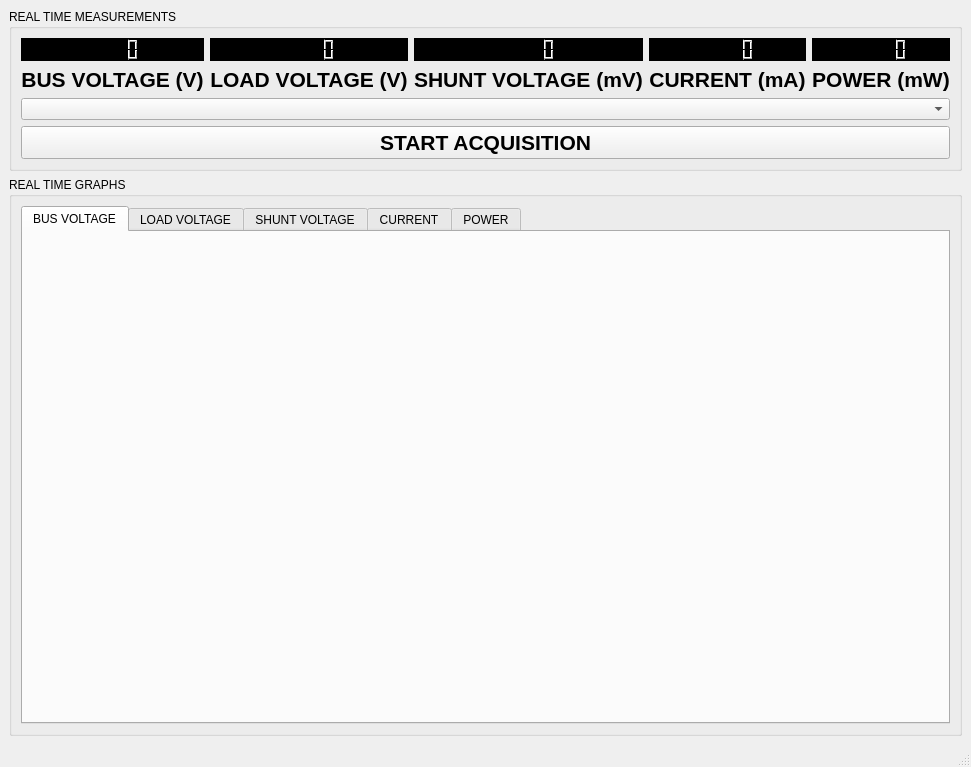
First picture: the form in PC_Application/QCurrentMeasurement/mainwindow.ui, repository dogotic/QCurrentMeasurement, before the edit.
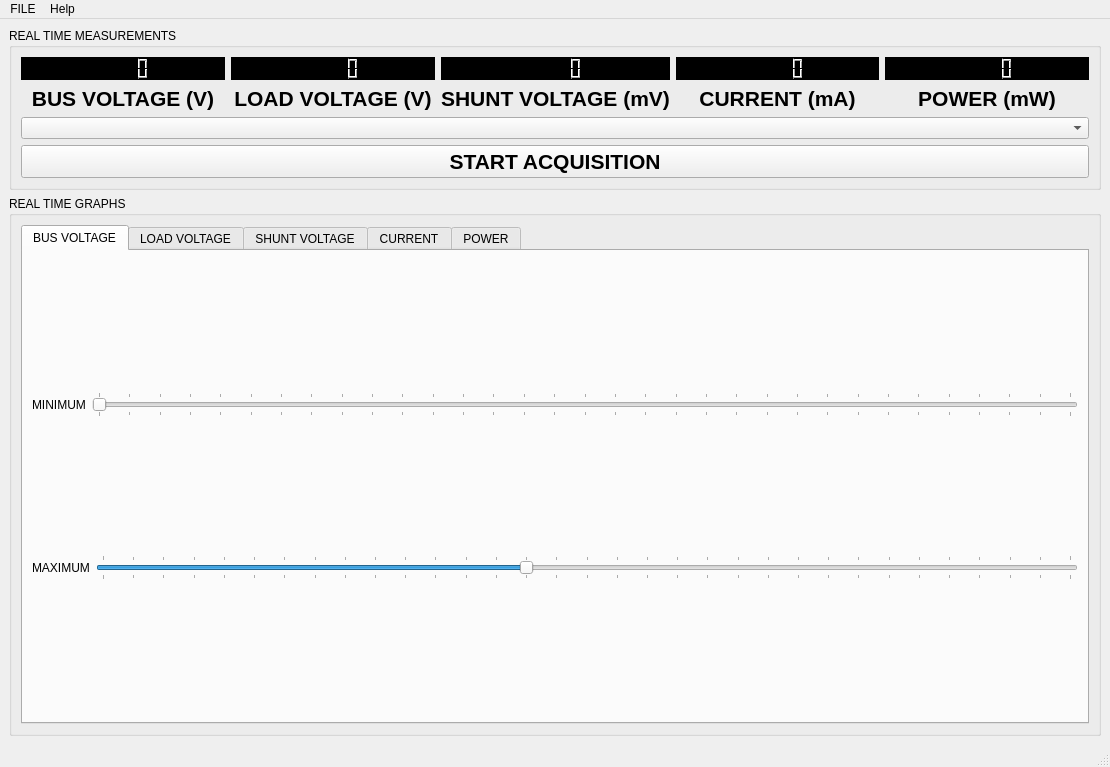
Second picture: the form after the edit. The open tabs and pages were chosen to show the change.

Patch:
```diff
--- a/PC_Application/QCurrentMeasurement/mainwindow.ui
+++ b/PC_Application/QCurrentMeasurement/mainwindow.ui
@@ -6,7 +6,7 @@
    <rect>
     <x>0</x>
     <y>0</y>
-    <width>964</width>
+    <width>1110</width>
     <height>767</height>
    </rect>
   </property>
@@ -208,7 +208,77 @@
           <attribute name="title">
            <string>BUS VOLTAGE</string>
           </attribute>
-          <layout class="QVBoxLayout" name="verticalLayout_9"/>
+          <layout class="QVBoxLayout" name="verticalLayout_9">
+           <item>
+            <layout class="QHBoxLayout" name="horizontalLayout_5">
+             <item>
+              <widget class="QLabel" name="label_8">
+               <property name="text">
+                <string>MINIMUM</string>
+               </property>
+              </widget>
+             </item>
+             <item>
+              <widget class="QSlider" name="horizontalSlider_BUS_VOLTAGE_MIN">
+               <property name="minimum">
+                <number>0</number>
+               </property>
+               <property name="maximum">
+                <number>32</number>
+               </property>
+               <property name="value">
+                <number>0</number>
+               </property>
+               <property name="orientation">
+                <enum>Qt::Horizontal</enum>
+               </property>
+               <property name="tickPosition">
+                <enum>QSlider::TicksBothSides</enum>
+               </property>
+               <property name="tickInterval">
+                <number>1</number>
+               </property>
+              </widget>
+             </item>
+            </layout>
+           </item>
+           <item>
+            <layout class="QHBoxLayout" name="horizontalLayout_6">
+             <item>
+              <widget class="QLabel" name="label_9">
+               <property name="text">
+                <string>MAXIMUM</string>
+               </property>
+              </widget>
+             </item>
+             <item>
+              <widget class="QSlider" name="horizontalSlider_BUS_VOLTAGE_MAX">
+               <property name="minimum">
+                <number>0</number>
+               </property>
+               <property name="maximum">
+                <number>32</number>
+               </property>
+               <property name="pageStep">
+                <number>10</number>
+               </property>
+               <property name="value">
+                <number>14</number>
+               </property>
+               <property name="orientation">
+                <enum>Qt::Horizontal</enum>
+               </property>
+               <property name="tickPosition">
+                <enum>QSlider::TicksBothSides</enum>
+               </property>
+               <property name="tickInterval">
+                <number>1</number>
+               </property>
+              </widget>
+             </item>
+            </layout>
+           </item>
+          </layout>
          </widget>
          <widget class="QWidget" name="tab_2">
           <attribute name="title">
@@ -246,10 +316,25 @@
     <rect>
      <x>0</x>
      <y>0</y>
-     <width>964</width>
-     <height>22</height>
+     <width>1110</width>
+     <height>24</height>
     </rect>
    </property>
+   <widget class="QMenu" name="menuFILE">
+    <property name="title">
+     <string>FILE</string>
+    </property>
+    <addaction name="actionExport_Samples_as_CSV"/>
+    <addaction name="actionExit"/>
+   </widget>
+   <widget class="QMenu" name="menuHelp">
+    <property name="title">
+     <string>Help</string>
+    </property>
+    <addaction name="actionAbout"/>
+   </widget>
+   <addaction name="menuFILE"/>
+   <addaction name="menuHelp"/>
   </widget>
   <widget class="QStatusBar" name="statusbar"/>
  </widget>
```
Left out of the diff: 302 changed lines with no effect on the pictures.
